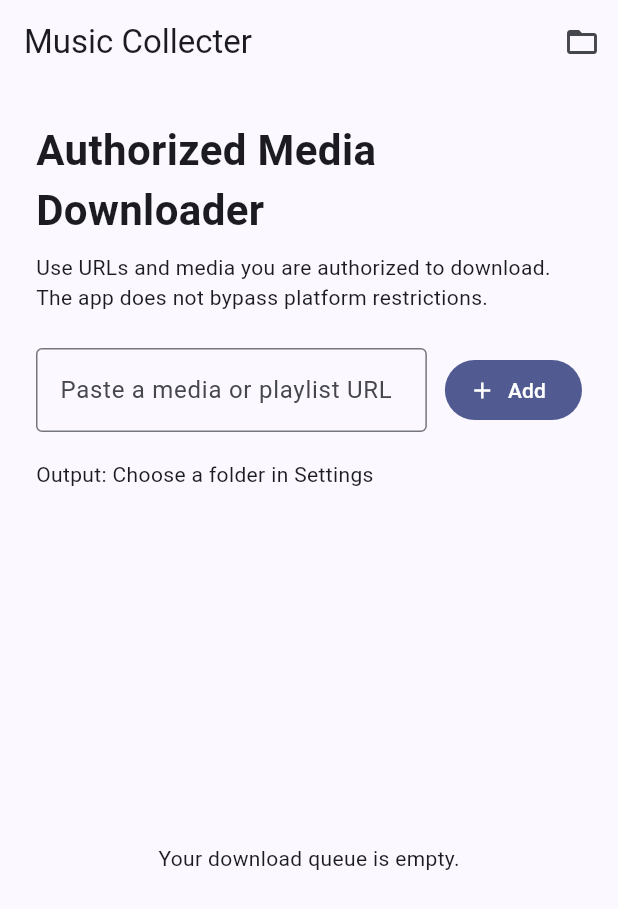
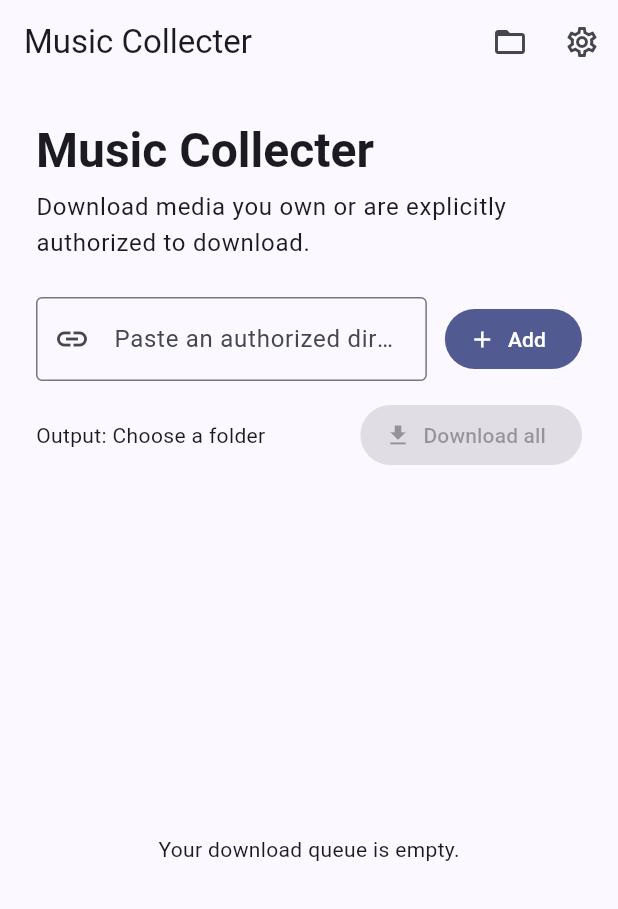
Before and after one commit to prathyushin/Music_collecter-, a Flutter app: the screen it shows after launch, on a phone screen of 412 x 824 dp. Shown: the top 909 px of the screen. Run offline on Flutter 3.47's test engine with Material 3 defaults, Android fonts, the phone set to English and light mode, and no system bars; our stand-ins replace file_picker, shared_preferences.

Commit message:
Build polished download queue UI and API integration

```diff
--- a/lib/main.dart
+++ b/lib/main.dart
@@ -1,5 +1,7 @@
+import 'dart:convert';
+import 'package:file_picker/file_picker.dart';
 import 'package:flutter/material.dart';
-import 'package:file_picker/file_picker.dart';
+import 'package:http/http.dart' as http;
 import 'package:shared_preferences/shared_preferences.dart';
 
 void main() => runApp(const MusicCollecterApp());
@@ -8,14 +10,12 @@ class MusicCollecterApp extends StatelessWidget {
   const MusicCollecterApp({super.key});
 
   @override
-  Widget build(BuildContext context) {
-    return MaterialApp(
+  Widget build(BuildContext context) => MaterialApp(
         title: 'Music Collecter',
         debugShowCheckedModeBanner: false,
         theme: ThemeData(useMaterial3: true, colorSchemeSeed: Colors.indigo),
         home: const HomePage(),
       );
-  }
 }
 
 class HomePage extends StatefulWidget {
@@ -26,15 +26,23 @@ class HomePage extends StatefulWidget {
 
 class _HomePageState extends State<HomePage> {
   final controller = TextEditingController();
+  final apiController = TextEditingController(text: 'http://127.0.0.1:8000');
   final List<DownloadItem> queue = [];
-  String output = 'Choose a folder in Settings';
+  String output = 'Choose a folder';
+  bool busy = false;
+  String message = '';
 
-  Future<void> addUrl() async {
-    final url = controller.text.trim();
-    if (url.isEmpty) return;
+  @override
+  void initState() {
+    super.initState();
+    _loadSettings();
+  }
+
+  Future<void> _loadSettings() async {
+    final prefs = await SharedPreferences.getInstance();
     setState(() {
-      queue.insert(0, DownloadItem(url: url, status: 'Ready'));
-      controller.clear();
+      output = prefs.getString('output_dir') ?? 'Choose a folder';
+      apiController.text = prefs.getString('api_url') ?? 'http://127.0.0.1:8000';
     });
   }
 
@@ -46,38 +54,149 @@ class _HomePageState extends State<HomePage> {
     setState(() => output = path);
   }
 
+  Future<void> saveApi() async {
+    final value = apiController.text.trim().replaceAll(RegExp(r'/$'), '');
+    if (value.isEmpty) return;
+    final prefs = await SharedPreferences.getInstance();
+    await prefs.setString('api_url', value);
+    setState(() => message = 'API address saved.');
+  }
+
+  Future<void> addUrl() async {
+    final url = controller.text.trim();
+    if (url.isEmpty) return;
+    setState(() {
+      queue.insert(0, DownloadItem(url: url, status: 'Ready'));
+      controller.clear();
+      message = '';
+    });
+  }
+
+  Future<void> analyzeAndDownload(int index) async {
+    if (busy) return;
+    final item = queue[index];
+    final base = apiController.text.trim().replaceAll(RegExp(r'/$'), '');
+    setState(() {
+      busy = true;
+      item.status = 'Analyzing';
+      message = '';
+    });
+    try {
+      final analyze = await http.post(
+        Uri.parse('$base/analyze'),
+        headers: {'Content-Type': 'application/json'},
+        body: jsonEncode({'url': item.url}),
+      );
+      if (analyze.statusCode < 200 || analyze.statusCode >= 300) {
+        throw Exception(_error(analyze.body));
+      }
+      final info = jsonDecode(analyze.body) as Map<String, dynamic>;
+      if (info['supported'] != true) {
+        throw Exception(info['message'] ?? 'Unsupported media URL');
+      }
+
+      setState(() => item.status = 'Downloading');
+      final download = await http.post(
+        Uri.parse('$base/download'),
+        headers: {'Content-Type': 'application/json'},
+        body: jsonEncode({'url': item.url}),
+      );
+      if (download.statusCode < 200 || download.statusCode >= 300) {
+        throw Exception(_error(download.body));
+      }
+      final result = jsonDecode(download.body) as Map<String, dynamic>;
+      setState(() => item.status = 'Completed: ${result['filename']}');
+    } catch (e) {
+      setState(() => item.status = 'Failed: $e');
+    } finally {
+      setState(() => busy = false);
+    }
+  }
+
+  String _error(String body) {
+    try {
+      final json = jsonDecode(body) as Map<String, dynamic>;
+      return (json['detail'] ?? json['message'] ?? 'Request failed').toString();
+    } catch (_) {
+      return 'Request failed (${body.trim()})';
+    }
+  }
+
+  Future<void> downloadAll() async {
+    for (var i = 0; i < queue.length; i++) {
+      if (queue[i].status.startsWith('Completed')) continue;
+      await analyzeAndDownload(i);
+    }
+  }
+
   @override
-  Widget build(BuildContext context) {
-    return Scaffold(
-      appBar: AppBar(title: const Text('Music Collecter'), actions: [
-        IconButton(onPressed: chooseFolder, icon: const Icon(Icons.folder_open))
-      ]),
+  void dispose() {
+    controller.dispose();
+    apiController.dispose();
+    super.dispose();
+  }
+
+  @override
+  Widget build(BuildContext context) => Scaffold(
+        appBar: AppBar(
+          title: const Text('Music Collecter'),
+          actions: [
+            IconButton(onPressed: chooseFolder, tooltip: 'Output folder', icon: const Icon(Icons.folder_open)),
+            IconButton(onPressed: _showSettings, tooltip: 'Settings', icon: const Icon(Icons.settings_outlined)),
+          ],
+        ),
         body: Center(
           child: ConstrainedBox(
-          constraints: const BoxConstraints(maxWidth: 900),
+            constraints: const BoxConstraints(maxWidth: 1000),
             child: Padding(
               padding: const EdgeInsets.all(24),
               child: Column(crossAxisAlignment: CrossAxisAlignment.stretch, children: [
-              const Text('Authorized Media Downloader', style: TextStyle(fontSize: 28, fontWeight: FontWeight.bold)),
-              const SizedBox(height: 8),
-              const Text('Use URLs and media you are authorized to download. The app does not bypass platform restrictions.'),
+                Text('Music Collecter', style: Theme.of(context).textTheme.headlineLarge?.copyWith(fontWeight: FontWeight.bold)),
+                const SizedBox(height: 6),
+                Text('Download media you own or are explicitly authorized to download.', style: Theme.of(context).textTheme.bodyLarge),
                 const SizedBox(height: 24),
                 Row(children: [
-                Expanded(child: TextField(controller: controller, decoration: const InputDecoration(labelText: 'Paste a media or playlist URL', border: OutlineInputBorder()), onSubmitted: (_) => addUrl())),
+                  Expanded(child: TextField(controller: controller, decoration: const InputDecoration(hintText: 'Paste an authorized direct audio URL', prefixIcon: Icon(Icons.link), border: OutlineInputBorder()), onSubmitted: (_) => addUrl())),
                   const SizedBox(width: 12),
                   FilledButton.icon(onPressed: addUrl, icon: const Icon(Icons.add), label: const Text('Add')),
                 ]),
+                const SizedBox(height: 12),
+                Row(children: [
+                  Expanded(child: Text('Output: $output', maxLines: 1, overflow: TextOverflow.ellipsis)),
+                  const SizedBox(width: 12),
+                  FilledButton.icon(onPressed: queue.isEmpty || busy ? null : downloadAll, icon: const Icon(Icons.download), label: const Text('Download all')),
+                ]),
+                if (message.isNotEmpty) Padding(padding: const EdgeInsets.only(top: 10), child: Text(message)),
                 const SizedBox(height: 18),
-              Text('Output: $output', maxLines: 1, overflow: TextOverflow.ellipsis),
-              const SizedBox(height: 18),
-              Expanded(child: queue.isEmpty ? const Center(child: Text('Your download queue is empty.')) : ListView.separated(
+                Expanded(
+                  child: queue.isEmpty
+                      ? const Center(child: Text('Your download queue is empty.'))
+                      : ListView.separated(
                           itemCount: queue.length,
-                separatorBuilder: (_, __) => const Divider(),
-                itemBuilder: (_, i) => ListTile(leading: const Icon(Icons.music_note), title: Text(queue[i].url), subtitle: Text(queue[i].status), trailing: const Icon(Icons.more_horiz)),
-              )),
+                          separatorBuilder: (_, __) => const SizedBox(height: 8),
+                          itemBuilder: (_, i) => Card(
+                            child: ListTile(
+                              leading: CircleAvatar(child: Text('${i + 1}')),
+                              title: Text(queue[i].url, maxLines: 1, overflow: TextOverflow.ellipsis),
+                              subtitle: Text(queue[i].status),
+                              trailing: IconButton(icon: const Icon(Icons.download_outlined), onPressed: busy ? null : () => analyzeAndDownload(i)),
+                            ),
+                          ),
+                        ),
+                ),
               ]),
             ),
           ),
+        ),
+      );
+
+  Future<void> _showSettings() async {
+    await showDialog<void>(
+      context: context,
+      builder: (context) => AlertDialog(
+        title: const Text('Settings'),
+        content: TextField(controller: apiController, decoration: const InputDecoration(labelText: 'FastAPI server URL', border: OutlineInputBorder())),
+        actions: [TextButton(onPressed: () => Navigator.pop(context), child: const Text('Cancel')), FilledButton(onPressed: () { saveApi(); Navigator.pop(context); }, child: const Text('Save'))],
       ),
     );
   }
@@ -85,6 +204,6 @@ class _HomePageState extends State<HomePage> {
 
 class DownloadItem {
   final String url;
-  final String status;
+  String status;
   DownloadItem({required this.url, required this.status});
 }
```
Lines whose indentation alone changed are shown as unchanged.
